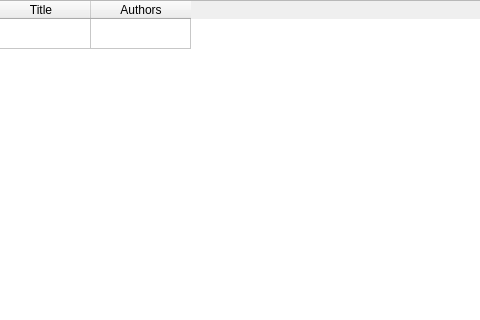
First picture: the form in UI/result_page.ui, repository Shrimpwr/Ugokanai-dai-toshokan, before the edit; both pictures show x 150 to 630 and y 0 to 320 of the 1186 by 841 pixel window.
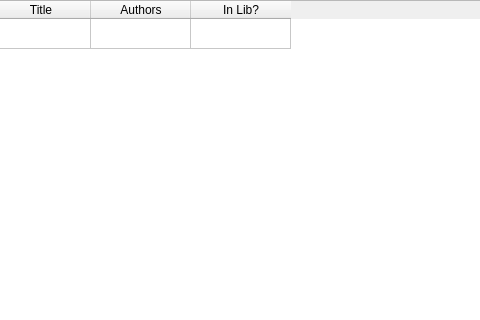
Second picture: the form after the edit.

```diff
--- a/UI/result_page.ui
+++ b/UI/result_page.ui
@@ -42,6 +42,11 @@
      <string>Authors</string>
     </property>
    </column>
+   <column>
+    <property name="text">
+     <string>In Lib?</string>
+    </property>
+   </column>
   </widget>
   <widget class="QPushButton" name="btn_add2lib">
    <property name="geometry">
```
